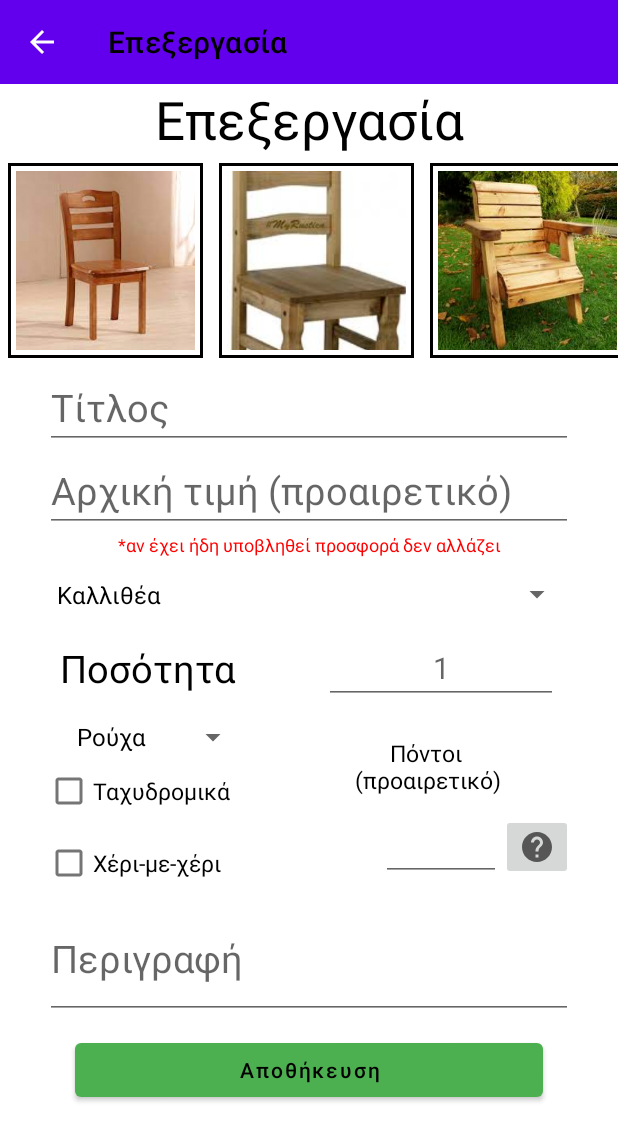
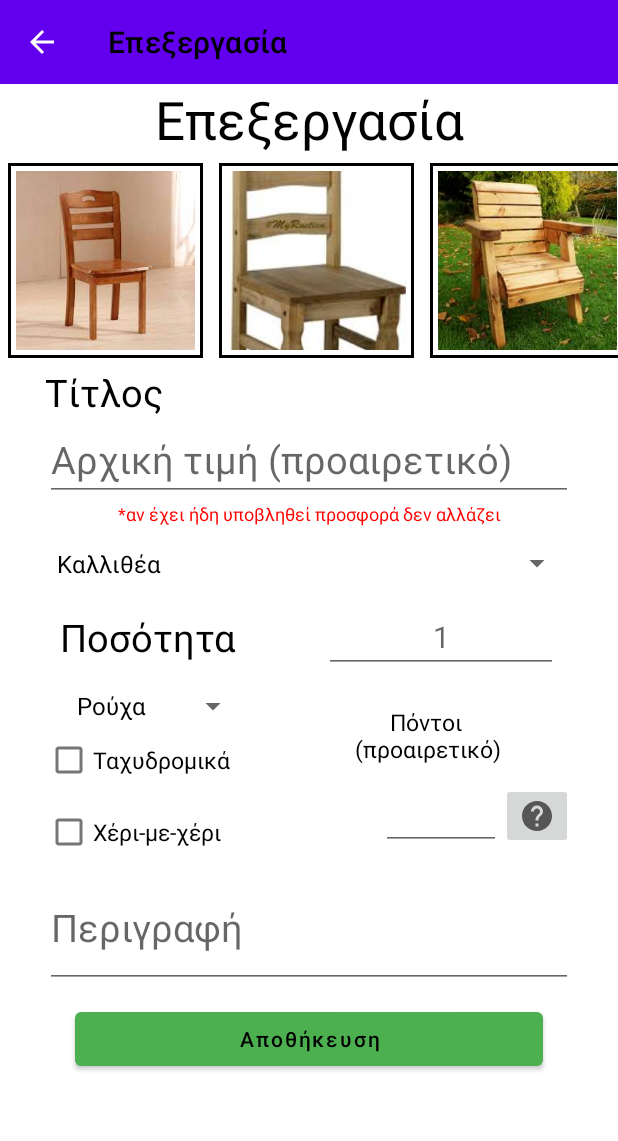
Before and after one commit to stelladk/CraftBid, an Android app: the EditListingActivity screen opened directly, with no data from a screen before it, on a phone screen of 412 x 824 dp. Shown: the top 1141 px of the screen. Run offline under Robolectric (Android 15) with nearby library versions, the phone set to English and light mode, and no system bars; libraries missing offline, so code that uses them is left out: com.stelladk.arclib.

Commit message:
Title of listing is not editable

```diff
--- a/AndroidApp/app/src/main/java/com/craftbid/craftbid/EditListingActivity.java
+++ b/AndroidApp/app/src/main/java/com/craftbid/craftbid/EditListingActivity.java
@@ -9,6 +9,7 @@ import android.os.Bundle;
 import android.util.Log;
 import android.view.MenuItem;
 import android.view.View;
+import android.widget.EditText;
 import android.widget.TextView;
 
 public class EditListingActivity extends CreateListingActivity implements View.OnClickListener {
@@ -30,6 +31,10 @@ public class EditListingActivity extends CreateListingActivity implements View.O
 
         TextView note = findViewById(R.id.note);
         note.setVisibility(View.VISIBLE);
+
+        //Listing time is not editable
+        findViewById(R.id.title_edit).setVisibility(View.GONE);
+        findViewById(R.id.title_noedit).setVisibility(View.VISIBLE);
 
         findViewById(R.id.save_btn).setOnClickListener(this);
     }
--- a/AndroidApp/app/src/main/res/layout/activity_create_listing.xml
+++ b/AndroidApp/app/src/main/res/layout/activity_create_listing.xml
@@ -42,6 +42,15 @@
         android:textColor="?android:attr/textColor"
         android:inputType="text"
         android:importantForAutofill="no"/>
+    <TextView
+        android:id="@+id/title_noedit"
+        android:layout_width="match_parent"
+        android:layout_height="wrap_content"
+        android:layout_marginHorizontal="30dp"
+        android:text="@string/title"
+        android:textSize="25sp"
+        android:textColor="?android:attr/textColor"
+        android:visibility="gone"/>
 
     <EditText
         android:id="@+id/init_price_edit"
```
